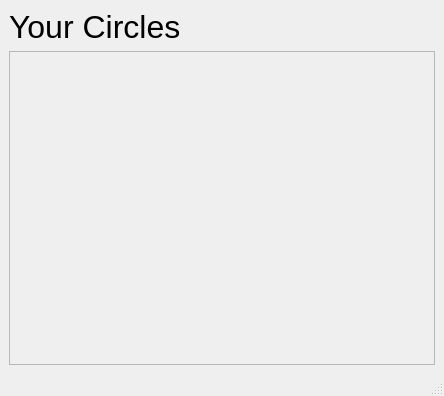
The window that TestingGrounds/yourcircles.ui (HKavalos/ToGather) describes before a commit, drawn with Qt 5.
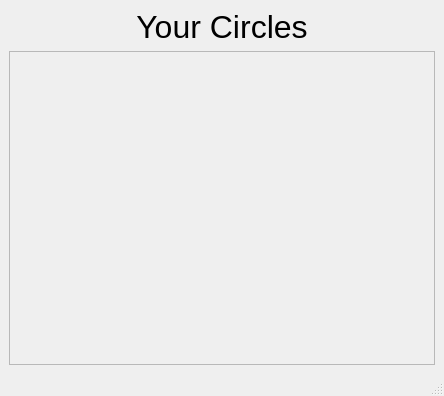
The same window after the commit.

```diff
--- a/TestingGrounds/yourcircles.ui
+++ b/TestingGrounds/yourcircles.ui
@@ -50,6 +50,9 @@
       <property name="text">
        <string>Your Circles</string>
       </property>
+      <property name="alignment">
+       <set>Qt::AlignCenter</set>
+      </property>
      </widget>
     </item>
    </layout>
```
